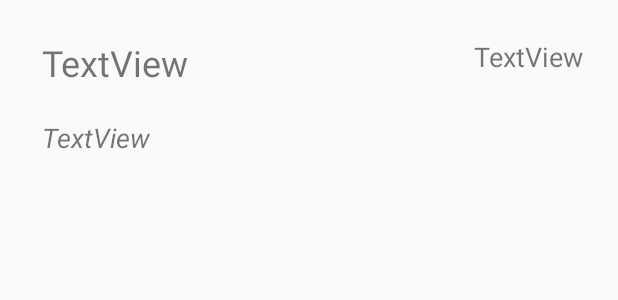
After one commit to mirmiru/HindiStudyHelp, an Android app: the layout activity_list_view_cell.xml on its own in the app's theme, with its tools: preview values and no code run, on a phone screen of 412 x 824 dp. The commit adds this screen. Shown: the top 300 px of the screen. Run offline under Robolectric (Android 15) with nearby library versions, the phone set to English and light mode, and no system bars.

Commit message:
Listview added for displaying word, translation and gender. Can move to individual word's info from listview.

```diff
--- a/app/build.gradle
+++ b/app/build.gradle
@@ -25,4 +25,5 @@ dependencies {
     testImplementation 'junit:junit:4.12'
     androidTestImplementation 'com.android.support.test:runner:1.0.1'
     androidTestImplementation 'com.android.support.test.espresso:espresso-core:3.0.1'
+    implementation 'com.android.support:cardview-v7:26.1.0'
 }
--- a/app/src/main/AndroidManifest.xml
+++ b/app/src/main/AndroidManifest.xml
@@ -16,7 +16,9 @@
                 <category android:name="android.intent.category.LAUNCHER" />
             </intent-filter>
         </activity>
-        <activity android:name=".model.AddActivity"></activity>
+        <activity android:name=".model.AddActivity" />
+        <activity android:name=".model.InfoActivity" />
+        <activity android:name=".model.ListViewActivity"></activity>
     </application>
 
 </manifest>
--- a/app/src/main/java/com/example/milja/languageapp/model/AddActivity.java
+++ b/app/src/main/java/com/example/milja/languageapp/model/AddActivity.java
@@ -115,6 +115,7 @@ public class AddActivity extends AppCompatActivity {
             Log.d("MyLog", "Checked as difficult.");
             checkBoxValue = 2;
         } else {
+            Log.d("MyLog", "Not difficult.");
             checkBoxValue = 1;
         }
     }
--- a/app/src/main/res/layout/activity_add.xml
+++ b/app/src/main/res/layout/activity_add.xml
@@ -50,6 +50,7 @@
         android:id="@+id/checkBoxDifficult"
         android:layout_width="wrap_content"
         android:layout_height="wrap_content"
+        android:onClick="onCheckBoxClick"
         android:text="@string/checkBoxDifficult"
         app:layout_constraintStart_toEndOf="@id/editTextHindiWord"
         app:layout_constraintTop_toTopOf="@id/editTextHindiWord" />
--- /dev/null
+++ b/app/src/main/res/layout/activity_list_view_cell.xml
@@ -0,0 +1,37 @@
+<?xml version="1.0" encoding="utf-8"?>
+<RelativeLayout xmlns:android="http://schemas.android.com/apk/res/android" android:layout_width="match_parent"
+    android:layout_height="match_parent">
+
+    <TextView
+        android:id="@+id/textViewWord"
+        android:layout_width="wrap_content"
+        android:layout_height="wrap_content"
+        android:layout_alignParentStart="true"
+        android:layout_alignParentTop="true"
+        android:layout_marginStart="28dp"
+        android:layout_marginTop="25dp"
+        android:text="TextView"
+        android:textSize="24sp" />
+
+    <TextView
+        android:id="@+id/textViewTranslation"
+        android:layout_width="wrap_content"
+        android:layout_height="wrap_content"
+        android:layout_alignStart="@+id/textViewWord"
+        android:layout_below="@+id/textViewWord"
+        android:layout_marginTop="21dp"
+        android:text="TextView"
+        android:textSize="18sp"
+        android:textStyle="italic" />
+
+    <TextView
+        android:id="@+id/textViewGender"
+        android:layout_width="wrap_content"
+        android:layout_height="wrap_content"
+        android:layout_alignParentEnd="true"
+        android:layout_alignTop="@+id/textViewWord"
+        android:layout_marginEnd="23dp"
+        android:text="TextView"
+        android:textSize="18sp" />
+
+</RelativeLayout>
```
Also changed, not shown: app/src/main/java/com/example/milja/languageapp/database/DBHelper.java (+45 -3 lines), app/src/main/java/com/example/milja/languageapp/model/InfoActivity.java (+38 -0 lines), app/src/main/java/com/example/milja/languageapp/model/ListCursorAdapter.java (added, +55 -0 lines), app/src/main/java/com/example/milja/languageapp/model/ListViewActivity.java (added, +54 -0 lines), app/src/main/java/com/example/milja/languageapp/model/MainActivity.java (+10 -0 lines), 423 other files.
